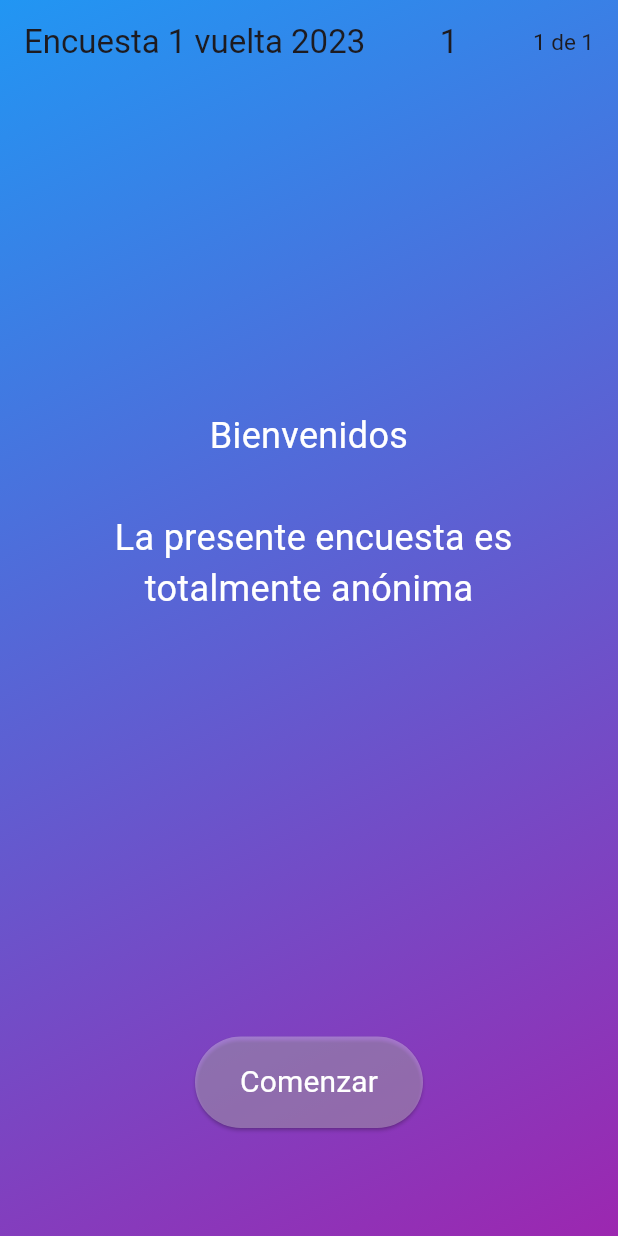
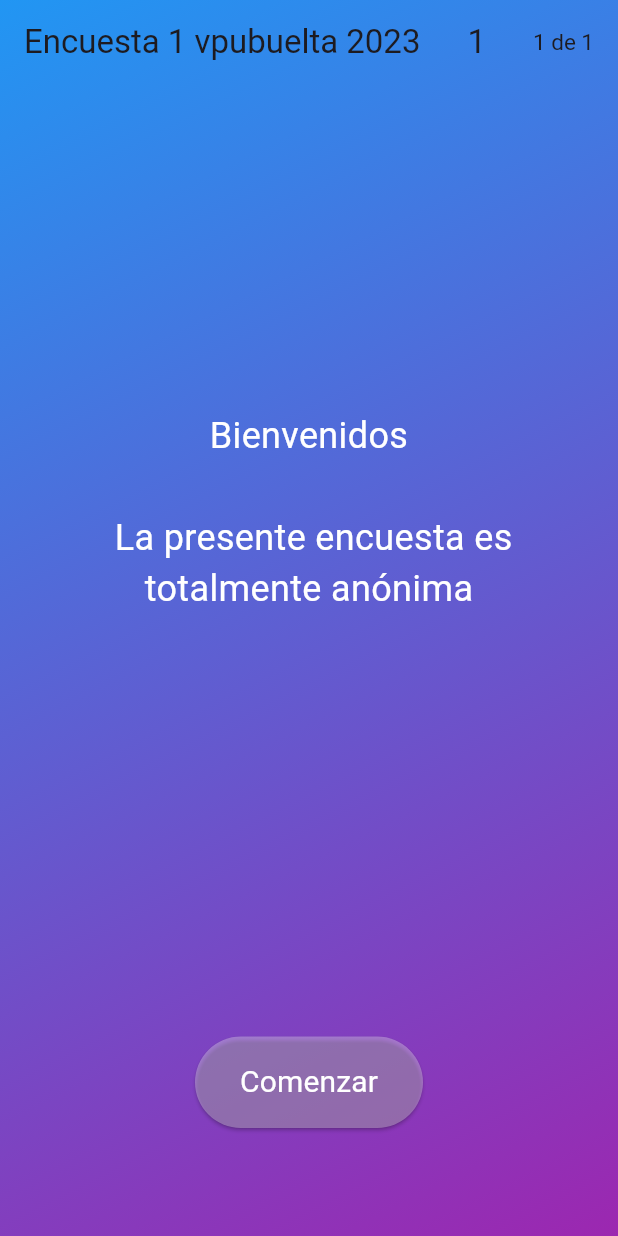
Before and after one commit to AlejandroDiBattista/encuestas, a Flutter app: the screen it shows after launch, on a phone screen of 412 x 824 dp. Run offline on Flutter 3.47's test engine with Material 2 defaults, Android fonts, the phone set to English and light mode, and no system bars; our stand-ins replace get; missing offline and left inert: gsheets; key blocks and very long unbroken strings in the code were emptied for the run.

Commit message:
Publicando nueva version

```diff
--- a/lib/encuesta_page.dart
+++ b/lib/encuesta_page.dart
@@ -70,7 +70,7 @@ class _EncuestaPageState extends State<EncuestaPage> {
           Row(
             mainAxisAlignment: MainAxisAlignment.spaceBetween,
             children: [
-              const Text('Encuesta 1 vuelta 2023'),
+              const Text('Encuesta 1 vpubuelta 2023'),
               Text('${pregunta.id}'),
               Text('${encuesta.posicion + 1} de ${encuesta.length}', style: const TextStyle(fontSize: 15))
             ],
```
Also changed, not shown: 11 other files.
